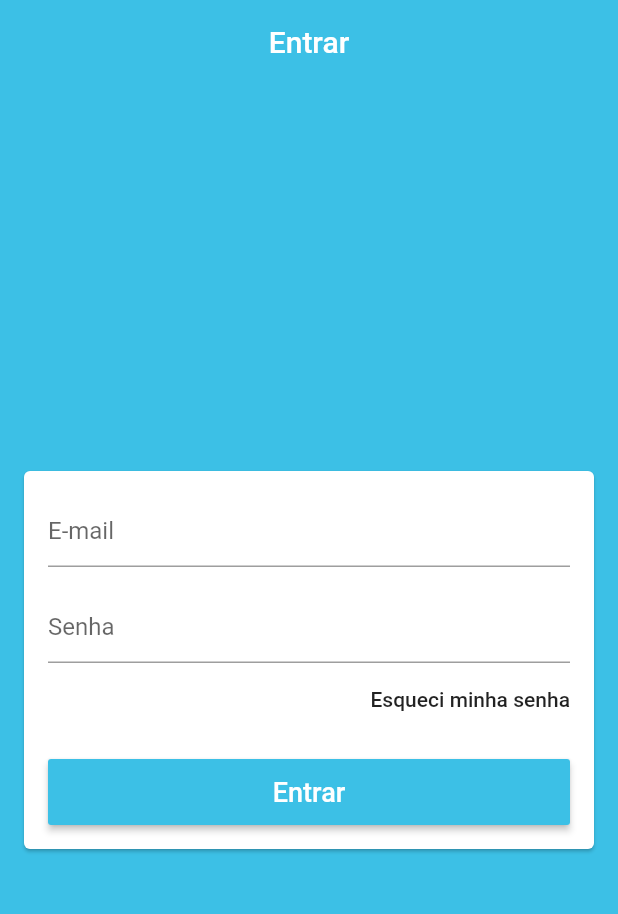
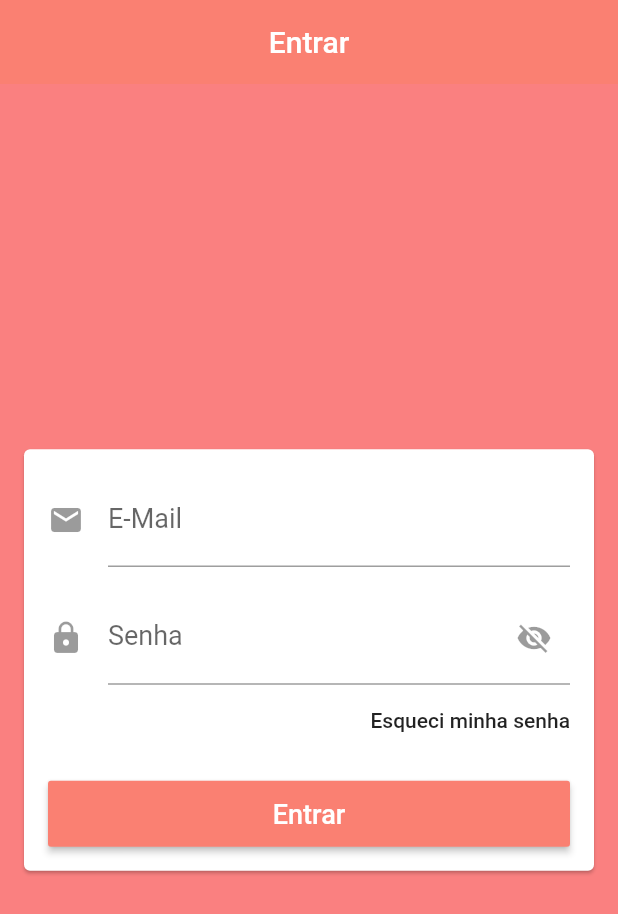
Before and after one commit to cristianoDevSystem/Loja-Virtual---Look-Da-Vez, a Flutter app: the screen it shows after launch, on a phone screen of 412 x 824 dp. Shown: the top 914 px of the screen. Run offline on Flutter 3.47's test engine with Material 2 defaults, Android fonts, the phone set to English and light mode, and no system bars; our stand-ins replace firebase_auth; accounts and stored records are empty.

Commit message:
Realizando o login e recuperando os dados do firebase, criando a forma de poder visualizar o field do campo da senha, deixando visiviel/invisivel o texto que digitar no campo.

```diff
--- a/lib/main.dart
+++ b/lib/main.dart
@@ -26,10 +26,13 @@ class MyApp extends StatelessWidget {
               )
           ),
 
+          //primarySwatch: Colors.red,
+
           // Definindo a cor primária
-          primaryColor: const Color.fromARGB(255, 60, 192, 230),
+          primaryColor: const Color.fromARGB(255, 250, 128, 114),
+
           // Definir a cor background o copor do app
-          scaffoldBackgroundColor: const Color.fromARGB(255, 60, 192, 230),
+          scaffoldBackgroundColor: const Color.fromARGB(255, 250, 128, 128),
           // Retira a linha de elevação de divisão do app
           appBarTheme: const AppBarTheme(
             elevation: 0,
--- a/lib/screens/base/base_screen.dart
+++ b/lib/screens/base/base_screen.dart
@@ -11,6 +11,9 @@ class BaseScreen extends StatelessWidget {
 
   @override
   Widget build(BuildContext context) {
+
+
+
     return Provider(
       create: (_) => PageManager(pageController),
       child: PageView(
--- a/lib/screens/login/login_screen.dart
+++ b/lib/screens/login/login_screen.dart
@@ -1,20 +1,26 @@
 import 'package:flutter/cupertino.dart';
 import 'package:flutter/material.dart';
-import 'package:loja_vrtual_flutter/helpers/firebase/validators.dart';
+import 'package:loja_vrtual_flutter/helpers/validators/validators.dart';
 import 'package:loja_vrtual_flutter/models/user_manager/user.dart';
 import 'package:loja_vrtual_flutter/models/user_manager/user_manager.dart';
 import 'package:provider/provider.dart';
 
 
-class LoginScreen extends StatelessWidget {
+class LoginScreen extends StatefulWidget {
 
   // Recuperando os dados dos campos para salvar no Firebase
+  @override
+  _LoginScreenState createState() => _LoginScreenState();
+}
+
+class _LoginScreenState extends State<LoginScreen> {
   final TextEditingController emailController = TextEditingController();
+
   final TextEditingController passController = TextEditingController();
 
-  // Definindo a chave global para o validador
   final GlobalKey<FormState> formKey = GlobalKey<FormState>();
 
+  bool _showPassword = false;
 
   @override
   Widget build(BuildContext context) {
@@ -37,10 +43,18 @@ class LoginScreen extends StatelessWidget {
                 TextFormField(
                   controller: emailController,
                   decoration: const InputDecoration(
-                    hintText: 'E-mail'
+                    icon: Icon(
+                      Icons.email,
+                      color: Color.fromARGB(100, 0, 0, 0),
+                    ),
+                    labelText: 'E-Mail',
+                    hintText: 'Informe seu E-mail'
                   ),
                   keyboardType: TextInputType.emailAddress,
                   autocorrect: false,
+                  style: const TextStyle(
+                      fontSize: 18
+                  ),
                   validator: (email){
                     if(!emailValid(email)){
                       return 'E-mail inválido';
@@ -53,11 +67,33 @@ class LoginScreen extends StatelessWidget {
                 // Campo senha
                 TextFormField(
                   controller: passController,
-                  decoration: const InputDecoration(
-                    hintText: 'Senha'
+                  decoration: InputDecoration(
+                    icon: Icon(
+                      Icons.lock,
+                      color: const Color.fromARGB(100, 0, 0, 0),
+                    ),
+                    suffixIcon: GestureDetector(
+                      onTap: (){
+                        setState((){
+                          _showPassword = !_showPassword;
+                        });
+                      },
+                      child: Icon(_showPassword == false ?
+                        Icons.visibility_off
+                        : Icons.visibility,
+                      color: const Color.fromARGB(100, 0, 0, 0),
+                      ),
+                    ),
+                    labelText: 'Senha',
+                    hintText: 'Digite a sua Senha'
                   ),
+                  // ignore: avoid_bool_literals_in_conditional_expressions
+                  obscureText: _showPassword,
                   autocorrect: false,
-                  obscureText: true,
+                  style: const TextStyle(
+                    fontSize: 18
+                  ),
+
                   validator: (pass){
                     if(pass.isEmpty || pass.length < 6){
                       return 'Senha inválida';
@@ -65,6 +101,7 @@ class LoginScreen extends StatelessWidget {
                     return null;
                    },
                   ),
+
 
                 // Botão esqueci a senha
                 Align(
@@ -89,13 +126,19 @@ class LoginScreen extends StatelessWidget {
                       // Verificar se a validação foi válida
                       if(formKey.currentState.validate()){
                         context.read<UserManager>().signIn(
-                          User(
+                          user: User(
                             email: emailController.text,
-                            password: passController.text
-                          )
+                            password: passController.text,
+                          ),
+                          onFail: (e){
+                            print(e);
+                          },
+
+                          onSuccess: () {
+                            print('Sucesso');
+                          }
                         );
                       }
-
                     },
                     color: Theme.of(context).primaryColor,
                     textColor: Colors.white,
--- a/pubspec.yaml
+++ b/pubspec.yaml
@@ -28,8 +28,8 @@ dependencies:
   # The following adds the Cupertino Icons font to your application.
   # Use with the CupertinoIcons class for iOS style icons.
   cupertino_icons: ^0.1.3
-  cloud_firestore: ^0.13.5
-  firebase_auth: ^0.16.0
+  cloud_firestore: ^0.13.7
+  firebase_auth: ^0.16.1
   firebase_storage: ^3.1.5
   provider: ^4.1.2
 
```
Also changed, not shown: lib/helpers/firebase/firebase_errors.dart (added, +25 -0 lines), lib/models/user_manager/user_manager.dart (+4 -3 lines), lib/helpers/validators/validators.dart (renamed from lib/helpers/firebase/validators.dart), lib/models/new.dart (deleted), lib/screens/new.dart (deleted), 1 other file.
